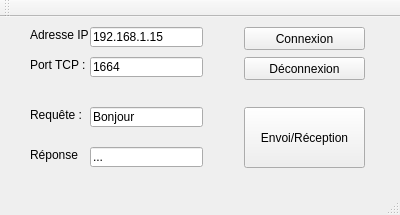
Above: mainwindow.ui from MAXouMAX991/telemetrie-marathon-lt before the change. Below: the same form after it.
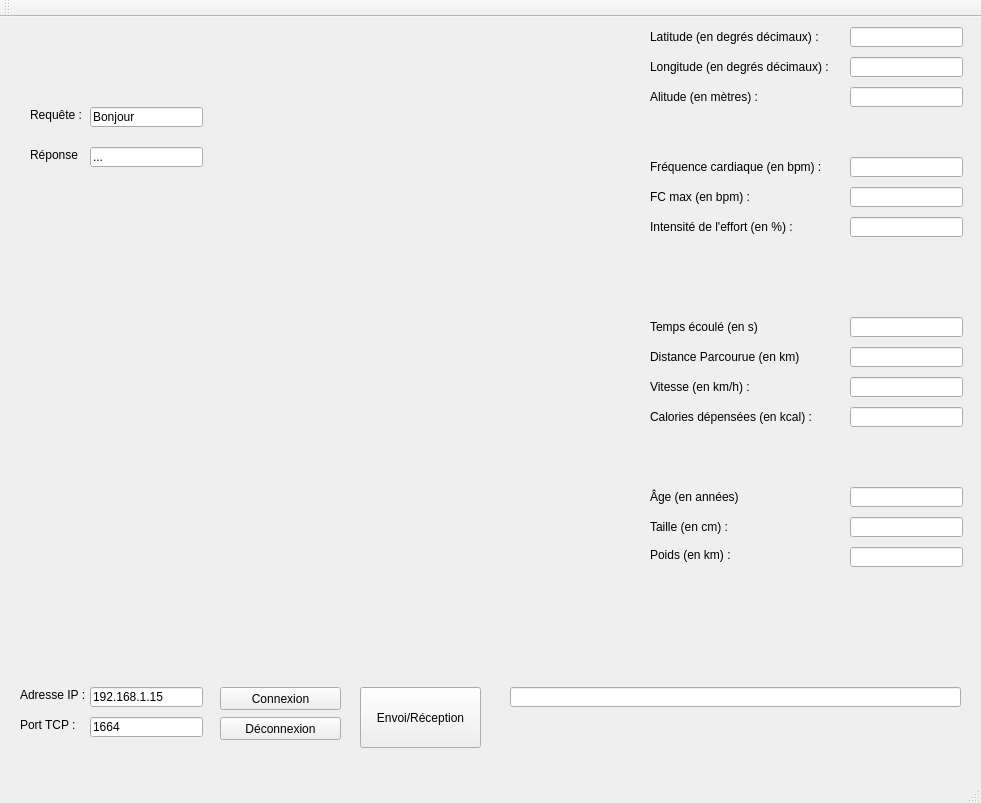
That is the form after the change.

Commit message: Décodage de l'heure de la trame GPS + design de la fenêtre

Diff of the .ui file:
```diff
--- a/mainwindow.ui
+++ b/mainwindow.ui
@@ -6,8 +6,8 @@
    <rect>
     <x>0</x>
     <y>0</y>
-    <width>400</width>
-    <height>215</height>
+    <width>981</width>
+    <height>803</height>
    </rect>
   </property>
   <property name="windowTitle">
@@ -17,8 +17,8 @@
    <widget class="QLabel" name="label_1">
     <property name="geometry">
      <rect>
-      <x>30</x>
-      <y>10</y>
+      <x>20</x>
+      <y>670</y>
       <width>81</width>
       <height>16</height>
      </rect>
@@ -30,8 +30,8 @@
    <widget class="QLabel" name="label_2">
     <property name="geometry">
      <rect>
-      <x>30</x>
-      <y>40</y>
+      <x>20</x>
+      <y>700</y>
       <width>81</width>
       <height>16</height>
      </rect>
@@ -57,7 +57,7 @@
     <property name="geometry">
      <rect>
       <x>90</x>
-      <y>10</y>
+      <y>670</y>
       <width>113</width>
       <height>20</height>
      </rect>
@@ -70,7 +70,7 @@
     <property name="geometry">
      <rect>
       <x>90</x>
-      <y>40</y>
+      <y>700</y>
       <width>113</width>
       <height>20</height>
      </rect>
@@ -121,8 +121,8 @@
    <widget class="QPushButton" name="connexionButton">
     <property name="geometry">
      <rect>
-      <x>244</x>
-      <y>10</y>
+      <x>220</x>
+      <y>670</y>
       <width>121</width>
       <height>23</height>
      </rect>
@@ -134,8 +134,8 @@
    <widget class="QPushButton" name="deconnexionButton">
     <property name="geometry">
      <rect>
-      <x>244</x>
-      <y>40</y>
+      <x>220</x>
+      <y>700</y>
       <width>121</width>
       <height>23</height>
      </rect>
@@ -147,8 +147,8 @@
    <widget class="QPushButton" name="envoiButton">
     <property name="geometry">
      <rect>
-      <x>244</x>
-      <y>90</y>
+      <x>360</x>
+      <y>670</y>
       <width>121</width>
       <height>61</height>
      </rect>
@@ -157,6 +157,357 @@
      <string>Envoi/Réception</string>
     </property>
    </widget>
+   <widget class="QLabel" name="label">
+    <property name="geometry">
+     <rect>
+      <x>650</x>
+      <y>10</y>
+      <width>171</width>
+      <height>20</height>
+     </rect>
+    </property>
+    <property name="text">
+     <string>Latitude (en degrés décimaux) :</string>
+    </property>
+   </widget>
+   <widget class="QLabel" name="label_5">
+    <property name="geometry">
+     <rect>
+      <x>650</x>
+      <y>40</y>
+      <width>181</width>
+      <height>20</height>
+     </rect>
+    </property>
+    <property name="text">
+     <string>Longitude (en degrés décimaux) :</string>
+    </property>
+   </widget>
+   <widget class="QLabel" name="label_6">
+    <property name="geometry">
+     <rect>
+      <x>650</x>
+      <y>70</y>
+      <width>111</width>
+      <height>20</height>
+     </rect>
+    </property>
+    <property name="text">
+     <string>Alitude (en mètres) :</string>
+    </property>
+   </widget>
+   <widget class="QLabel" name="label_7">
+    <property name="geometry">
+     <rect>
+      <x>650</x>
+      <y>140</y>
+      <width>171</width>
+      <height>20</height>
+     </rect>
+    </property>
+    <property name="text">
+     <string>Fréquence cardiaque (en bpm) :</string>
+    </property>
+   </widget>
+   <widget class="QLabel" name="label_8">
+    <property name="geometry">
+     <rect>
+      <x>650</x>
+      <y>170</y>
+      <width>101</width>
+      <height>20</height>
+     </rect>
+    </property>
+    <property name="text">
+     <string>FC max (en bpm) :</string>
+    </property>
+   </widget>
+   <widget class="QLabel" name="label_9">
+    <property name="geometry">
+     <rect>
+      <x>650</x>
+      <y>200</y>
+      <width>151</width>
+      <height>20</height>
+     </rect>
+    </property>
+    <property name="text">
+     <string>Intensité de l'effort (en %) :</string>
+    </property>
+   </widget>
+   <widget class="QLabel" name="label_10">
+    <property name="geometry">
+     <rect>
+      <x>650</x>
+      <y>300</y>
+      <width>111</width>
+      <height>20</height>
+     </rect>
+    </property>
+    <property name="text">
+     <string>Temps écoulé (en s) :</string>
+    </property>
+   </widget>
+   <widget class="QLabel" name="label_11">
+    <property name="geometry">
+     <rect>
+      <x>650</x>
+      <y>330</y>
+      <width>151</width>
+      <height>20</height>
+     </rect>
+    </property>
+    <property name="text">
+     <string>Distance Parcourue (en km) :</string>
+    </property>
+   </widget>
+   <widget class="QLabel" name="label_12">
+    <property name="geometry">
+     <rect>
+      <x>650</x>
+      <y>360</y>
+      <width>101</width>
+      <height>20</height>
+     </rect>
+    </property>
+    <property name="text">
+     <string>Vitesse (en km/h) :</string>
+    </property>
+   </widget>
+   <widget class="QLabel" name="label_13">
+    <property name="geometry">
+     <rect>
+      <x>650</x>
+      <y>390</y>
+      <width>161</width>
+      <height>20</height>
+     </rect>
+    </property>
+    <property name="text">
+     <string>Calories dépensées (en kcal) :</string>
+    </property>
+   </widget>
+   <widget class="QLabel" name="label_14">
+    <property name="geometry">
+     <rect>
+      <x>650</x>
+      <y>500</y>
+      <width>81</width>
+      <height>20</height>
+     </rect>
+    </property>
+    <property name="text">
+     <string>Taille (en cm) :</string>
+    </property>
+   </widget>
+   <widget class="QLabel" name="label_15">
+    <property name="geometry">
+     <rect>
+      <x>650</x>
+      <y>530</y>
+      <width>81</width>
+      <height>16</height>
+     </rect>
+    </property>
+    <property name="text">
+     <string>Poids (en km) :</string>
+    </property>
+   </widget>
+   <widget class="QLabel" name="label_16">
+    <property name="geometry">
+     <rect>
+      <x>650</x>
+      <y>470</y>
+      <width>91</width>
+      <height>20</height>
+     </rect>
+    </property>
+    <property name="text">
+     <string>Âge (en années) : </string>
+    </property>
+   </widget>
+   <widget class="QLineEdit" name="lineEdit_ip_2">
+    <property name="geometry">
+     <rect>
+      <x>850</x>
+      <y>10</y>
+      <width>113</width>
+      <height>20</height>
+     </rect>
+    </property>
+    <property name="text">
+     <string/>
+    </property>
+   </widget>
+   <widget class="QLineEdit" name="lineEdit_ip_3">
+    <property name="geometry">
+     <rect>
+      <x>850</x>
+      <y>40</y>
+      <width>113</width>
+      <height>20</height>
+     </rect>
+    </property>
+    <property name="text">
+     <string/>
+    </property>
+   </widget>
+   <widget class="QLineEdit" name="lineEdit_ip_4">
+    <property name="geometry">
+     <rect>
+      <x>850</x>
+      <y>70</y>
+      <width>113</width>
+      <height>20</height>
+     </rect>
+    </property>
+    <property name="text">
+     <string/>
+    </property>
+   </widget>
+   <widget class="QLineEdit" name="lineEdit_ip_5">
+    <property name="geometry">
+     <rect>
+      <x>850</x>
+      <y>140</y>
+      <width>113</width>
+      <height>20</height>
+     </rect>
+    </property>
+    <property name="text">
+     <string/>
+    </property>
+   </widget>
+   <widget class="QLineEdit" name="lineEdit_ip_6">
+    <property name="geometry">
+     <rect>
+      <x>850</x>
+      <y>170</y>
+      <width>113</width>
+      <height>20</height>
+     </rect>
+    </property>
+    <property name="text">
+     <string/>
+    </property>
+   </widget>
+   <widget class="QLineEdit" name="lineEdit_ip_7">
+    <property name="geometry">
+     <rect>
+      <x>850</x>
+      <y>200</y>
+      <width>113</width>
+      <height>20</height>
+     </rect>
+    </property>
+    <property name="text">
+     <string/>
+    </property>
+   </widget>
+   <widget class="QLineEdit" name="lineEdit_ip_8">
+    <property name="geometry">
+     <rect>
+      <x>850</x>
+      <y>300</y>
+      <width>113</width>
+      <height>20</height>
+     </rect>
+    </property>
+    <property name="text">
+     <string/>
+    </property>
+   </widget>
+   <widget class="QLineEdit" name="lineEdit_ip_9">
+    <property name="geometry">
+     <rect>
+      <x>850</x>
+      <y>330</y>
+      <width>113</width>
+      <height>20</height>
+     </rect>
+    </property>
+    <property name="text">
+     <string/>
+    </property>
+   </widget>
+   <widget class="QLineEdit" name="lineEdit_ip_10">
+    <property name="geometry">
+     <rect>
+      <x>850</x>
+      <y>360</y>
+      <width>113</width>
+      <height>20</height>
+     </rect>
+    </property>
+    <property name="text">
+     <string/>
+    </property>
+   </widget>
+   <widget class="QLineEdit" name="lineEdit_ip_11">
+    <property name="geometry">
+     <rect>
+      <x>850</x>
+      <y>390</y>
+      <width>113</width>
+      <height>20</height>
+     </rect>
+    </property>
+    <property name="text">
+     <string/>
+    </property>
+   </widget>
+   <widget class="QLineEdit" name="lineEdit_ip_12">
+    <property name="geometry">
+     <rect>
+      <x>850</x>
+      <y>470</y>
+      <width>113</width>
+      <height>20</height>
+     </rect>
+    </property>
+    <property name="text">
+     <string/>
+    </property>
+   </widget>
+   <widget class="QLineEdit" name="lineEdit_ip_13">
+    <property name="geometry">
+     <rect>
+      <x>850</x>
+      <y>500</y>
+      <width>113</width>
+      <height>20</height>
+     </rect>
+    </property>
+    <property name="text">
+     <string/>
+    </property>
+   </widget>
+   <widget class="QLineEdit" name="lineEdit_ip_14">
+    <property name="geometry">
+     <rect>
+      <x>850</x>
+      <y>530</y>
+      <width>113</width>
+      <height>20</height>
+     </rect>
+    </property>
+    <property name="text">
+     <string/>
+    </property>
+   </widget>
+   <widget class="QLineEdit" name="lineEdit_ip_15">
+    <property name="geometry">
+     <rect>
+      <x>510</x>
+      <y>670</y>
+      <width>451</width>
+      <height>20</height>
+     </rect>
+    </property>
+    <property name="text">
+     <string/>
+    </property>
+   </widget>
   </widget>
   <widget class="QMenuBar" name="menuBar">
    <property name="geometry">
```
Left out of the diff: 2 changed lines with no effect on the pictures. The commit also changes 1 other file.
